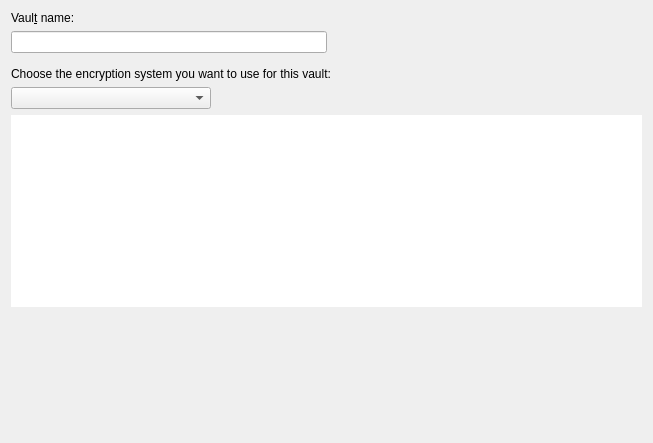
This is kded/ui/backendchooserwidget.ui in KDE/plasma-vault as Qt 5 draws it before an edit. The edited form follows.
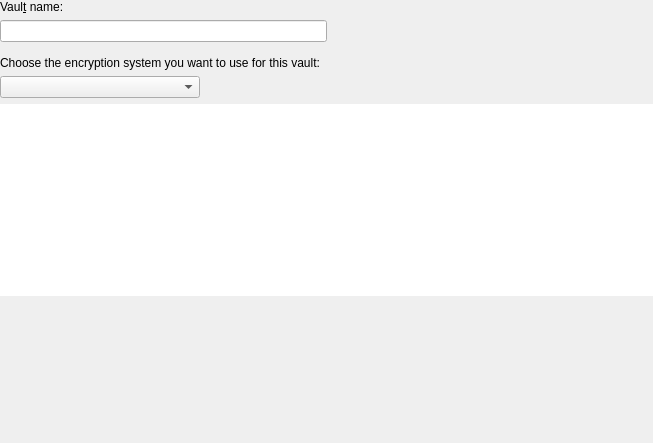
This is the edited form.

Patch:
```diff
--- a/kded/ui/backendchooserwidget.ui
+++ b/kded/ui/backendchooserwidget.ui
@@ -11,6 +11,18 @@
    </rect>
   </property>
   <layout class="QVBoxLayout" name="verticalLayout">
+   <property name="leftMargin">
+    <number>0</number>
+   </property>
+   <property name="topMargin">
+    <number>0</number>
+   </property>
+   <property name="rightMargin">
+    <number>0</number>
+   </property>
+   <property name="bottomMargin">
+    <number>0</number>
+   </property>
    <item>
     <widget class="QLabel" name="labelVaultName">
      <property name="text">
```
